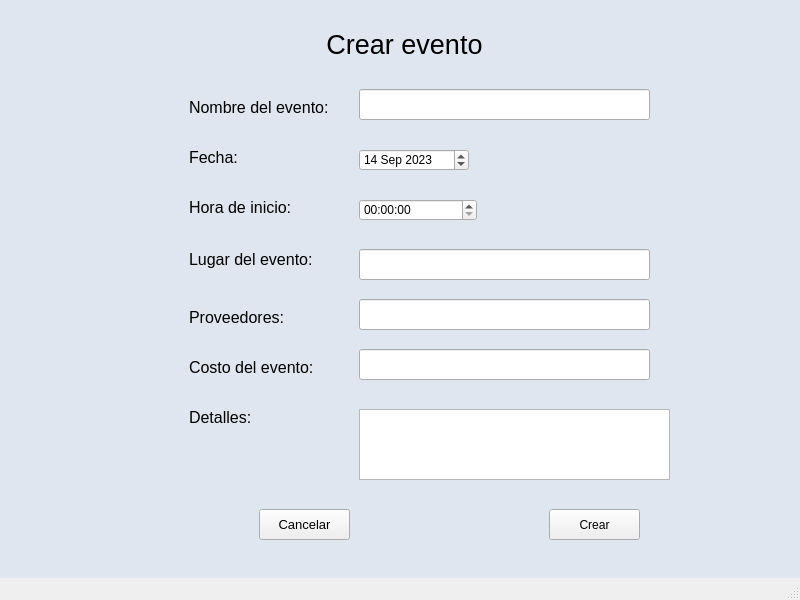
Old version of the form Proyecto/ProyectoEventos/mainwindow.ui in the repository ValeriaMora27/Proyecto-i2023-ie2017.
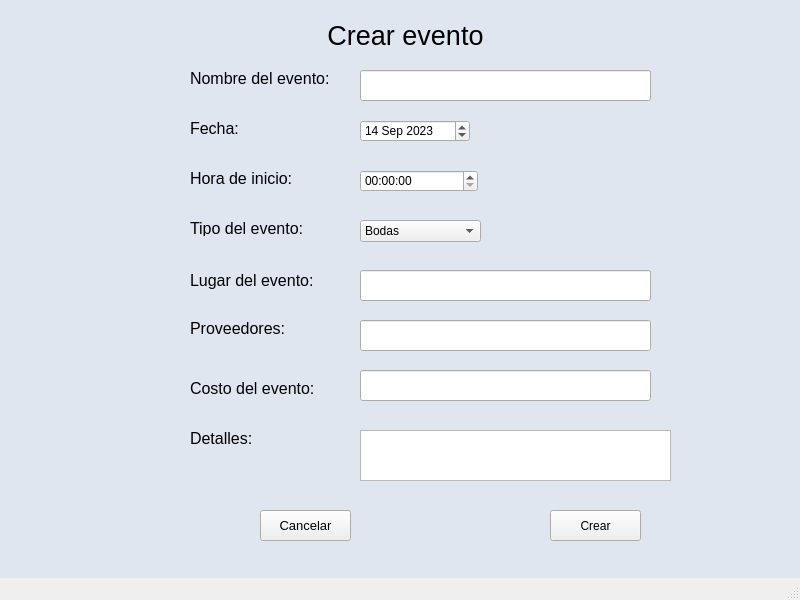
New version of the form. Icons and pictures are not drawn.

Commit message: Modificando pantalla de Crear Evento

```diff
--- a/Proyecto/ProyectoEventos/mainwindow.ui
+++ b/Proyecto/ProyectoEventos/mainwindow.ui
@@ -27,8 +27,8 @@
    <widget class="QStackedWidget" name="stackedWidget">
     <property name="geometry">
      <rect>
-      <x>-1</x>
-      <y>-1</y>
+      <x>0</x>
+      <y>-10</y>
       <width>800</width>
       <height>600</height>
      </rect>
@@ -842,7 +842,7 @@
       <property name="geometry">
        <rect>
         <x>190</x>
-        <y>100</y>
+        <y>80</y>
         <width>141</width>
         <height>16</height>
        </rect>
@@ -860,7 +860,7 @@
       <property name="geometry">
        <rect>
         <x>190</x>
-        <y>150</y>
+        <y>130</y>
         <width>141</width>
         <height>16</height>
        </rect>
@@ -878,7 +878,7 @@
       <property name="geometry">
        <rect>
         <x>190</x>
-        <y>200</y>
+        <y>180</y>
         <width>141</width>
         <height>16</height>
        </rect>
@@ -896,7 +896,7 @@
       <property name="geometry">
        <rect>
         <x>190</x>
-        <y>250</y>
+        <y>280</y>
         <width>141</width>
         <height>21</height>
        </rect>
@@ -914,7 +914,7 @@
       <property name="geometry">
        <rect>
         <x>190</x>
-        <y>310</y>
+        <y>330</y>
         <width>141</width>
         <height>16</height>
        </rect>
@@ -932,7 +932,7 @@
       <property name="geometry">
        <rect>
         <x>190</x>
-        <y>360</y>
+        <y>390</y>
         <width>141</width>
         <height>16</height>
        </rect>
@@ -950,7 +950,7 @@
       <property name="geometry">
        <rect>
         <x>190</x>
-        <y>410</y>
+        <y>440</y>
         <width>141</width>
         <height>16</height>
        </rect>
@@ -968,7 +968,7 @@
       <property name="geometry">
        <rect>
         <x>360</x>
-        <y>90</y>
+        <y>80</y>
         <width>291</width>
         <height>31</height>
        </rect>
@@ -978,7 +978,7 @@
       <property name="geometry">
        <rect>
         <x>360</x>
-        <y>150</y>
+        <y>130</y>
         <width>110</width>
         <height>22</height>
        </rect>
@@ -1008,7 +1008,7 @@
       <property name="geometry">
        <rect>
         <x>360</x>
-        <y>200</y>
+        <y>180</y>
         <width>118</width>
         <height>22</height>
        </rect>
@@ -1018,9 +1018,9 @@
       <property name="geometry">
        <rect>
         <x>360</x>
-        <y>410</y>
+        <y>440</y>
         <width>311</width>
-        <height>71</height>
+        <height>51</height>
        </rect>
       </property>
      </widget>
@@ -1028,7 +1028,7 @@
       <property name="geometry">
        <rect>
         <x>360</x>
-        <y>250</y>
+        <y>280</y>
         <width>291</width>
         <height>31</height>
        </rect>
@@ -1038,7 +1038,7 @@
       <property name="geometry">
        <rect>
         <x>360</x>
-        <y>300</y>
+        <y>330</y>
         <width>291</width>
         <height>31</height>
        </rect>
@@ -1048,7 +1048,7 @@
       <property name="geometry">
        <rect>
         <x>360</x>
-        <y>350</y>
+        <y>380</y>
         <width>291</width>
         <height>31</height>
        </rect>
@@ -1058,7 +1058,7 @@
       <property name="geometry">
        <rect>
         <x>260</x>
-        <y>510</y>
+        <y>520</y>
         <width>91</width>
         <height>31</height>
        </rect>
@@ -1085,7 +1085,7 @@
       <property name="geometry">
        <rect>
         <x>550</x>
-        <y>510</y>
+        <y>520</y>
         <width>91</width>
         <height>31</height>
        </rect>
@@ -1094,6 +1094,59 @@
        <string>Crear</string>
       </property>
      </widget>
+     <widget class="QLabel" name="label_31">
+      <property name="geometry">
+       <rect>
+        <x>190</x>
+        <y>230</y>
+        <width>141</width>
+        <height>16</height>
+       </rect>
+      </property>
+      <property name="font">
+       <font>
+        <pointsize>12</pointsize>
+       </font>
+      </property>
+      <property name="text">
+       <string>Tipo del evento:</string>
+      </property>
+     </widget>
+     <widget class="QComboBox" name="comboBox">
+      <property name="geometry">
+       <rect>
+        <x>360</x>
+        <y>230</y>
+        <width>121</width>
+        <height>22</height>
+       </rect>
+      </property>
+      <item>
+       <property name="text">
+        <string>Bodas</string>
+       </property>
+      </item>
+      <item>
+       <property name="text">
+        <string>Bailes</string>
+       </property>
+      </item>
+      <item>
+       <property name="text">
+        <string>Bodas</string>
+       </property>
+      </item>
+      <item>
+       <property name="text">
+        <string>Conferencias</string>
+       </property>
+      </item>
+      <item>
+       <property name="text">
+        <string>Graduaciones</string>
+       </property>
+      </item>
+     </widget>
     </widget>
     <widget class="QWidget" name="page06_Lugares">
      <widget class="QLabel" name="label_9">
```
